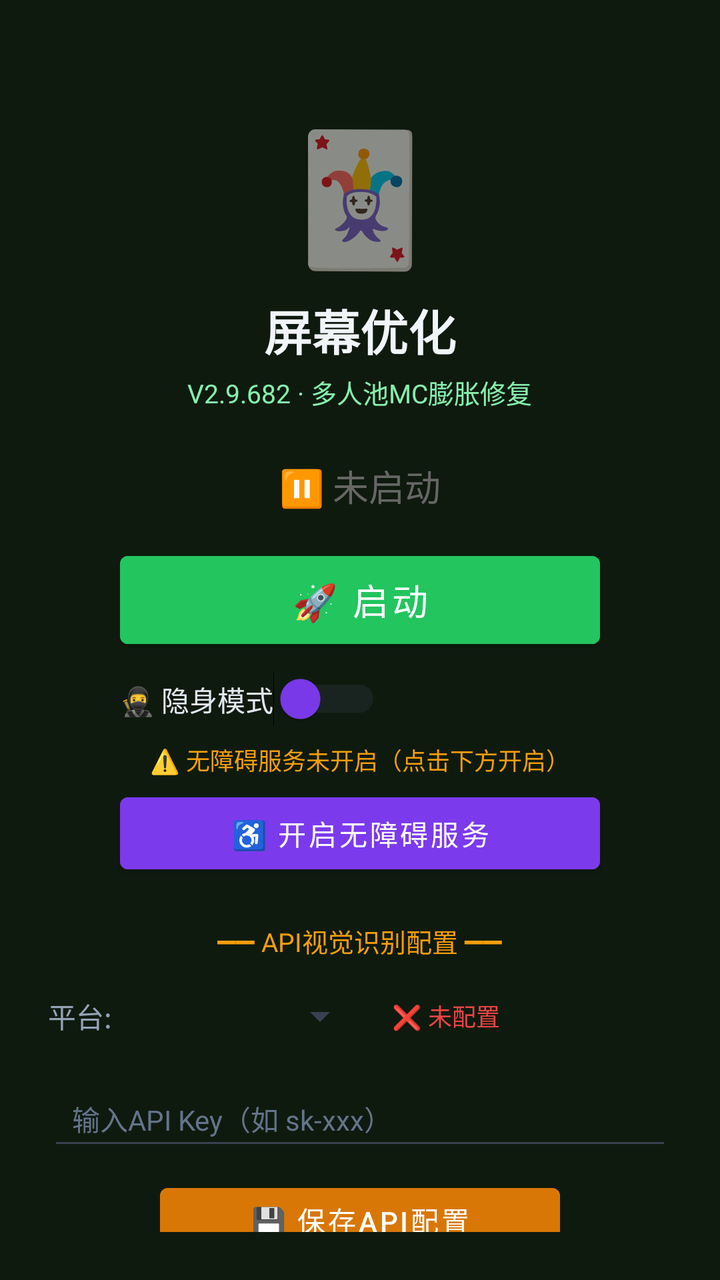
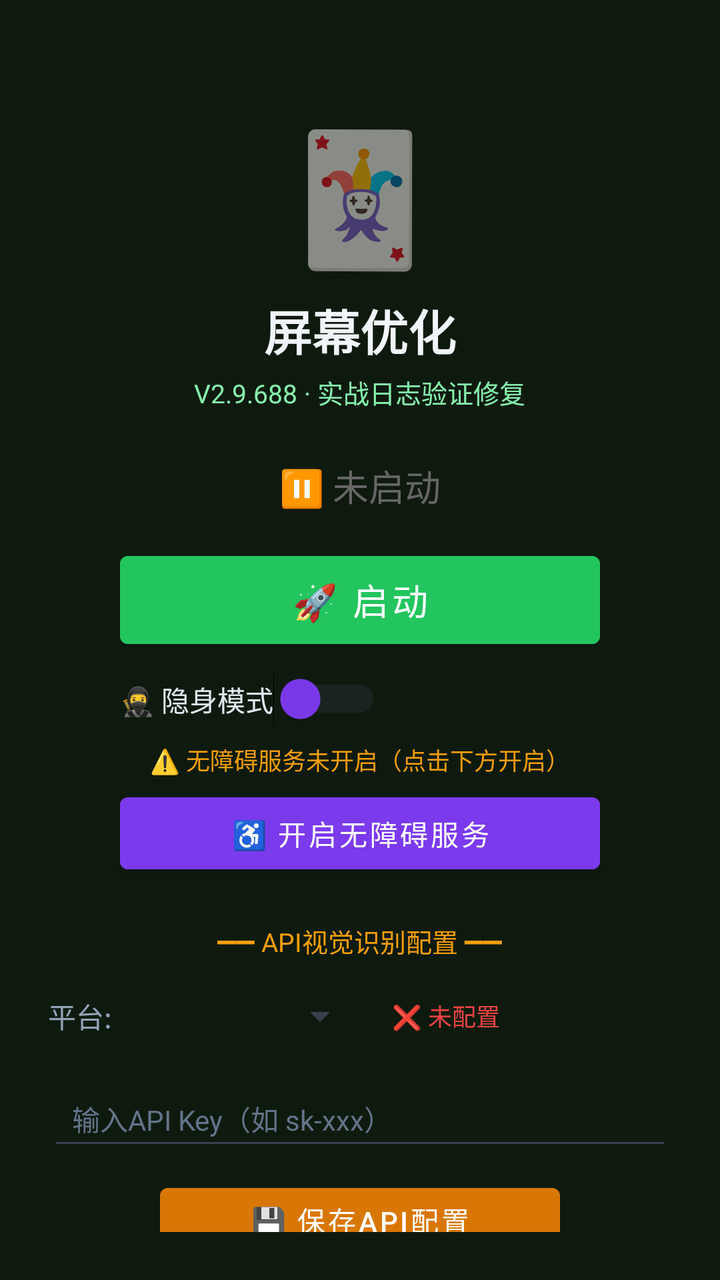

Screens rendered from an Android XML layout before and after an edit, with the pre-edit source and the edit as a unified diff.
<!-- AndroidManifest.xml: activity theme Theme.MjScreenshot -->
<!-- res/layout/activity_main.xml -->
<?xml version="1.0" encoding="utf-8"?>
<LinearLayout xmlns:android="http://schemas.android.com/apk/res/android"
    android:layout_width="match_parent"
    android:layout_height="match_parent"
    android:orientation="vertical"
    android:background="#0f1a0f"
    android:padding="24dp"
    android:gravity="center_horizontal">

    <TextView
        android:layout_width="wrap_content"
        android:layout_height="wrap_content"
        android:text="🃏"
        android:textSize="64sp"
        android:layout_marginTop="30dp" />

    <TextView
        android:layout_width="wrap_content"
        android:layout_height="wrap_content"
        android:text="屏幕优化"
        android:textSize="24sp"
        android:textColor="#f1f5f9"
        android:textStyle="bold"
        android:layout_marginTop="8dp" />

    <TextView
        android:layout_width="wrap_content"
        android:layout_height="wrap_content"
        android:text="V2.9.682 · 多人池MC膨胀修复"
        android:textSize="13sp"
        android:textColor="#86efac"
        android:layout_marginTop="4dp" />

    <TextView
        android:id="@+id/tvStatus"
        android:layout_width="wrap_content"
        android:layout_height="wrap_content"
        android:text="⏸ 未启动"
        android:textSize="18sp"
        android:textColor="#666666"
        android:layout_marginTop="24dp" />

    <Button
        android:id="@+id/btnStart"
        android:layout_width="240dp"
        android:layout_height="56dp"
        android:text="🚀 启动"
        android:textSize="18sp"
        android:textColor="#ffffff"
        android:backgroundTint="#22c55e"
        android:layout_marginTop="16dp" />

    <Button
        android:id="@+id/btnHelper"
        android:layout_width="240dp"
        android:layout_height="56dp"
        android:text="🃏 打开智囊"
        android:textSize="16sp"
        android:textColor="#ffffff"
        android:backgroundTint="#16a34a"
        android:layout_marginTop="12dp"
        android:visibility="gone" />

    
    <LinearLayout
        android:layout_width="240dp"
        android:layout_height="wrap_content"
        android:orientation="horizontal"
        android:gravity="center_vertical"
        android:layout_marginTop="8dp">

        <Switch
            android:id="@+id/switchStealth"
            android:layout_width="wrap_content"
            android:layout_height="wrap_content"
            android:text="🥷 隐身模式"
            android:textColor="#e2e8f0"
            android:textSize="14sp"
            android:thumbTint="#7c3aed"
            android:trackTint="#374151" />
    </LinearLayout>

    <TextView
        android:id="@+id/tvAccessibilityStatus"
        android:layout_width="wrap_content"
        android:layout_height="wrap_content"
        android:text="⚠️ 无障碍服务未开启（点击下方开启）"
        android:textSize="12sp"
        android:textColor="#f59e0b"
        android:layout_marginTop="8dp"
        android:gravity="center" />

    <Button
        android:id="@+id/btnAccessibility"
        android:layout_width="240dp"
        android:layout_height="48dp"
        android:text="♿ 开启无障碍服务"
        android:textSize="14sp"
        android:textColor="#ffffff"
        android:backgroundTint="#7c3aed"
        android:layout_marginTop="4dp" />

    <TextView
        android:layout_width="wrap_content"
        android:layout_height="wrap_content"
        android:text="━━ API视觉识别配置 ━━"
        android:textSize="13sp"
        android:textColor="#f59e0b"
        android:layout_marginTop="20dp" />

    <LinearLayout
        android:layout_width="match_parent"
        android:layout_height="wrap_content"
        android:orientation="horizontal"
        android:layout_marginTop="8dp"
        android:gravity="center_vertical">

        <TextView
            android:layout_width="wrap_content"
            android:layout_height="wrap_content"
            android:text="平台:"
            android:textSize="14sp"
            android:textColor="#94a3b8" />

        <Spinner
            android:id="@+id/spinnerProvider"
            android:layout_width="120dp"
            android:layout_height="40dp"
            android:layout_marginStart="8dp"
            android:backgroundTint="#374151" />

        <TextView
            android:id="@+id/tvApiStatus"
            android:layout_width="wrap_content"
            android:layout_height="wrap_content"
            android:text="❌ 未配置"
            android:textSize="12sp"
            android:textColor="#ef4444"
            android:layout_marginStart="12dp" />
    </LinearLayout>

    <EditText
        android:id="@+id/etApiKey"
        android:layout_width="match_parent"
        android:layout_height="44dp"
        android:hint="输入API Key（如 sk-xxx）"
        android:textSize="14sp"
        android:textColor="#e2e8f0"
        android:textColorHint="#64748b"
        android:backgroundTint="#374151"
        android:inputType="textPassword"
        android:layout_marginTop="8dp"
        android:paddingStart="12dp"
        android:paddingEnd="12dp" />

    <Button
        android:id="@+id/btnSaveApi"
        android:layout_width="200dp"
        android:layout_height="44dp"
        android:text="💾 保存API配置"
        android:textSize="14sp"
        android:textColor="#ffffff"
        android:backgroundTint="#d97706"
        android:layout_marginTop="8dp" />

    <TextView
        android:id="@+id/tvHint"
        android:layout_width="wrap_content"
        android:layout_height="wrap_content"
        android:text="先点上方按钮启动截屏"
        android:textSize="13sp"
        android:textColor="#666666"
        android:layout_marginTop="12dp"
        android:gravity="center" />

    <TextView
        android:layout_width="wrap_content"
        android:layout_height="wrap_content"
        android:text="使用步骤：\n1. 配置API Key（支持OpenAI/通义千问VL/硅基流动）\n2. 点「开启无障碍服务」→ 开启\n3. 开启「🥷隐身模式」(反检测)\n4. 点「启动」→ 允许悬浮窗\n5. 打牌时点屏幕上的🎯悬浮球即可截屏识别\n★ 拖动悬浮球可移到不挡牌的位置 ★\n★ 长按悬浮球可展开/收起详细面板 ★\n★ 悬浮球边框颜色=建议：绿=加注 橙=跟注 红=弃牌 ★"
        android:textSize="12sp"
        android:textColor="#64748b"
        android:layout_marginTop="12dp"
        android:lineSpacingExtra="3dp" />

</LinearLayout>
<!-- resources referenced by this layout -->
<resources>
  <style name="Theme.MjScreenshot" parent="Theme.MaterialComponents.DayNight.DarkActionBar">
          <item name="colorPrimary">#1e40af</item>
          <item name="colorPrimaryVariant">#1e3a8a</item>
          <item name="colorOnPrimary">#ffffff</item>
          <item name="android:statusBarColor">#0f172a</item>
      </style>
</resources>

<!-- the commit's change to res/layout/activity_main.xml (unified diff, before → after) -->
@@ -26,7 +26,7 @@
     <TextView
         android:layout_width="wrap_content"
         android:layout_height="wrap_content"
-        android:text="V2.9.682 · 多人池MC膨胀修复"
+        android:text="V2.9.688 · 实战日志验证修复"
         android:textSize="13sp"
         android:textColor="#86efac"
         android:layout_marginTop="4dp" />
